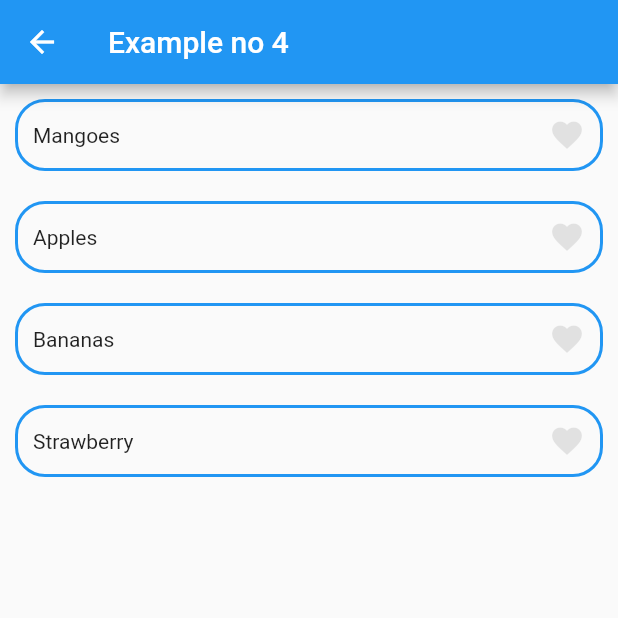
After one commit to Furqan221/getXpractice, a Flutter app: the STMExamples screen opened by its route, after a tap on "STM Example 04", on a phone screen of 412 x 824 dp, the top half of it. The commit adds this screen. Run offline on Flutter 3.47's test engine with Material 2 defaults, Android fonts, the phone set to English and light mode, and no system bars; our stand-ins replace get.

Commit message:
add e.g 4

```diff
--- /dev/null
+++ b/lib/controllers/example04_controller.dart
@@ -0,0 +1,19 @@
+import 'package:getx/export_all.dart';
+
+class ExampleFourController extends GetxController {
+  RxList fruits = [
+    "Mangoes",
+    "Apples",
+    "Bananas",
+    "Strawberry",
+  ].obs;
+  RxList favfruit = [].obs;
+
+  setFavourite(index) {
+    if (favfruit.contains(fruits[index])) {
+      favfruit.remove(fruits[index]);
+    } else {
+      favfruit.add(fruits[index]);
+    }
+  }
+}
--- a/lib/export_all.dart
+++ b/lib/export_all.dart
@@ -7,6 +7,16 @@ export 'package:getx/screens/Screen_one.dart';
 export 'package:getx/screens/language_change.dart';
 export 'package:getx/screens/counter_example.dart';
 
+export 'package:getx/screens/stm_examples.dart';
 export 'package:getx/screens/stm_examples02.dart';
 export 'package:getx/screens/stm_example03.dart';
-export 'package:getx/screens/stm_examples.dart';
+export 'package:getx/screens/stm_example04.dart';
+
+
+
+// controllers
+
+export 'package:getx/controllers/counter_controller.dart';
+export 'package:getx/controllers/example02_controller.dart';
+export 'package:getx/controllers/example03_controller.dart';
+export 'package:getx/controllers/example04_controller.dart';
--- a/lib/main.dart
+++ b/lib/main.dart
@@ -30,6 +30,7 @@ class MyApp extends StatelessWidget {
         GetPage(name: '/CounterExample', page: () => CounterExample()),
         GetPage(name: '/STMExample02', page: () => STMExample02()),
         GetPage(name: '/STMExample03', page: () => STMExample03()),
+        GetPage(name: '/STMExample04', page: () => STMExample04()),
       ],
     );
   }
--- /dev/null
+++ b/lib/screens/stm_example04.dart
@@ -0,0 +1,41 @@
+import 'package:getx/export_all.dart';
+
+class STMExample04 extends StatelessWidget {
+  STMExample04({super.key});
+
+  final ExampleFourController controller = Get.put(ExampleFourController());
+  @override
+  Widget build(BuildContext context) {
+    return Scaffold(
+        appBar: AppBar(title: Text("Example no 4")),
+        body: ListView.builder(
+            itemCount: controller.fruits.length,
+            itemBuilder: ((context, index) => GestureDetector(
+                  onTap: () {
+                    controller.setFavourite(index);
+                  },
+                  child: Container(
+                    decoration: BoxDecoration(
+                        borderRadius: BorderRadius.circular(20),
+                        border: Border.all(color: Colors.blue, width: 2)),
+                    padding: EdgeInsets.all(10),
+                    margin: EdgeInsets.all(10),
+                    child: Row(
+                      mainAxisAlignment: MainAxisAlignment.spaceBetween,
+                      children: [
+                        Text(controller.fruits[index].toString()),
+                        Obx(
+                          () => Icon(
+                            Icons.favorite,
+                            color: controller.favfruit
+                                    .contains(controller.fruits[index])
+                                ? Colors.red
+                                : Colors.black.withOpacity(0.1),
+                          ),
+                        )
+                      ],
+                    ),
+                  ),
+                ))));
+  }
+}
--- a/lib/screens/stm_examples.dart
+++ b/lib/screens/stm_examples.dart
@@ -36,6 +36,14 @@ class STMExamples extends StatelessWidget {
               child: Text(
                 'STM Example 03',
                 style: TextStyle(fontSize: 20),
+              )),
+          ElevatedButton(
+              onPressed: () {
+                Get.toNamed('/STMExample04');
+              },
+              child: Text(
+                'STM Example 04',
+                style: TextStyle(fontSize: 20),
               ))
         ],
       ),
--- a/lib/screens/stm_examples02.dart
+++ b/lib/screens/stm_examples02.dart
@@ -1,6 +1,6 @@
 import 'package:flutter/src/widgets/framework.dart';
 import 'package:flutter/src/widgets/placeholder.dart';
-import 'package:getx/controllers/example_two_controller.dart';
+import 'package:getx/controllers/example02_controller.dart';
 import 'package:getx/export_all.dart';
 
 class STMExample02 extends StatelessWidget {
```
Also changed, not shown: lib/controllers/example02_controller.dart (renamed from lib/controllers/example_two_controller.dart).
